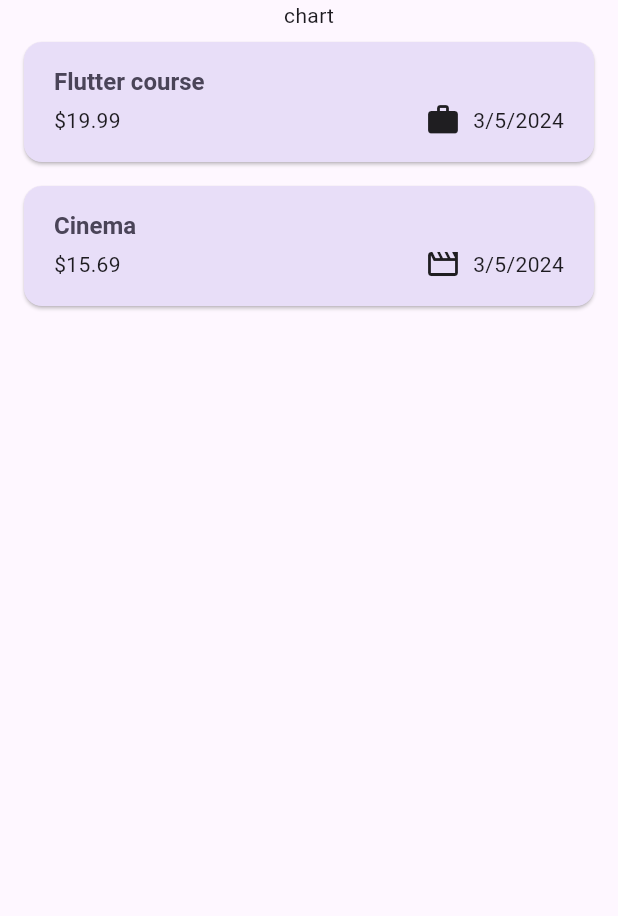
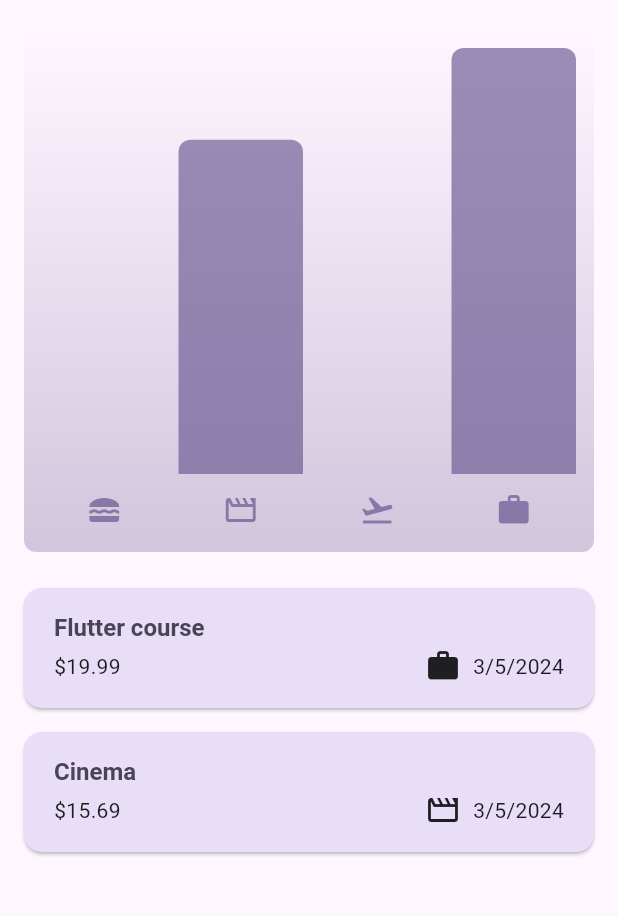
Before and after one commit to Bardatsky/expense_tracker, a Flutter app: the screen it shows after launch, on a phone screen of 412 x 824 dp, the part 84-1000 px from its top. Run offline on Flutter 3.47's test engine with Material 3 defaults, Android fonts, the phone set to English and light mode, and no system bars.

Commit message:
lesson 135. Implemented adaptive UI in landscape mode

```diff
--- a/lib/main.dart
+++ b/lib/main.dart
@@ -1,4 +1,5 @@
 import 'package:flutter/material.dart';
+// import 'package:flutter/services.dart';
 import 'package:expense_tracker/widgets/expenses.dart';
 
 var kColorScheme = ColorScheme.fromSeed(
@@ -10,11 +11,13 @@ var kDarkColorScheme = ColorScheme.fromSeed(
 );
 
 void main() {
+  // WidgetsFlutterBinding.ensureInitialized();
+  // SystemChrome.setPreferredOrientations([DeviceOrientation.portraitUp]).then(
+  //   (value) {
       runApp(
         MaterialApp(
           darkTheme: ThemeData.dark().copyWith(
             colorScheme: kDarkColorScheme,
-
             cardTheme: const CardTheme().copyWith(
               color: kDarkColorScheme.secondaryContainer,
               margin: const EdgeInsets.symmetric(
@@ -57,4 +60,5 @@ void main() {
           home: const Expenses(),
         ),
       );
+    // },);
 }
--- a/lib/models/expense.dart
+++ b/lib/models/expense.dart
@@ -40,7 +40,26 @@ class Expense {
 }
 
 class ExpenseBucket {
-  const ExpenseBucket({required this.category, required this.expense});
+  const ExpenseBucket({
+    required this.category,
+    required this.expenses,
+  });
+
+  ExpenseBucket.forCategory(
+    List<Expense> allExpenses,
+    this.category,
+  ) : expenses = allExpenses.where((expense) => expense.category == category).toList();
+
   final Category category;
-  final List<Expense> expense;
+  final List<Expense> expenses;
+
+  double get totalExpenses {
+    double sum = 0;
+
+    for (final expense in expenses) {
+      sum += expense.amount;
+    }
+
+    return sum;
+  }
 }
--- /dev/null
+++ b/lib/widgets/chart/chart.dart
@@ -0,0 +1,97 @@
+import 'package:flutter/material.dart';
+
+import 'package:expense_tracker/widgets/chart/chart_bar.dart';
+import 'package:expense_tracker/models/expense.dart';
+
+class Chart extends StatelessWidget {
+  const Chart({super.key, required this.expenses});
+
+  final List<Expense> expenses;
+
+  List<ExpenseBucket> get buckets {
+    return [
+      ExpenseBucket.forCategory(expenses, Category.food),
+      ExpenseBucket.forCategory(expenses, Category.leisure),
+      ExpenseBucket.forCategory(expenses, Category.travel),
+      ExpenseBucket.forCategory(expenses, Category.work),
+    ];
+  }
+
+  double get maxTotalExpense {
+    double maxTotalExpense = 0;
+
+    for (final bucket in buckets) {
+      if (bucket.totalExpenses > maxTotalExpense) {
+        maxTotalExpense = bucket.totalExpenses;
+      }
+    }
+
+    return maxTotalExpense;
+  }
+
+  @override
+  Widget build(BuildContext context) {
+    final isDarkMode =
+        MediaQuery.of(context).platformBrightness == Brightness.dark;
+    return Expanded(
+      child: Container(
+        margin: const EdgeInsets.all(16),
+        padding: const EdgeInsets.symmetric(
+          vertical: 16,
+          horizontal: 8,
+        ),
+        //width: double.infinity,
+        height: 180,
+        decoration: BoxDecoration(
+          borderRadius: BorderRadius.circular(8),
+          gradient: LinearGradient(
+            colors: [
+              Theme.of(context).colorScheme.primary.withOpacity(0.3),
+              Theme.of(context).colorScheme.primary.withOpacity(0.0)
+            ],
+            begin: Alignment.bottomCenter,
+            end: Alignment.topCenter,
+          ),
+        ),
+        child: Column(
+          children: [
+            Expanded(
+              child: Row(
+                crossAxisAlignment: CrossAxisAlignment.end,
+                children: [
+                  for (final bucket in buckets) // alternative to map()
+                    ChartBar(
+                      fill: bucket.totalExpenses == 0
+                          ? 0
+                          : bucket.totalExpenses / maxTotalExpense,
+                    )
+                ],
+              ),
+            ),
+            const SizedBox(height: 12),
+            Row(
+              children: buckets
+                  .map(
+                    (bucket) => Expanded(
+                      child: Padding(
+                        padding: const EdgeInsets.symmetric(horizontal: 4),
+                        child: Icon(
+                          categoryIcons[bucket.category],
+                          color: isDarkMode
+                              ? Theme.of(context).colorScheme.secondary
+                              : Theme.of(context)
+                                  .colorScheme
+                                  .primary
+                                  .withOpacity(0.7),
+                        ),
+                      ),
+                    ),
+                  )
+                  .toList(),
+            )
+          ],
+        ),
+      ),
+    );
+  }
+}
--- /dev/null
+++ b/lib/widgets/chart/chart_bar.dart
@@ -0,0 +1,34 @@
+import 'package:flutter/material.dart';
+
+class ChartBar extends StatelessWidget {
+  const ChartBar({
+    super.key,
+    required this.fill,
+  });
+
+  final double fill;
+
+  @override
+  Widget build(BuildContext context) {
+    final isDarkMode =
+        MediaQuery.of(context).platformBrightness == Brightness.dark;
+    return Expanded(
+      child: Padding(
+        padding: const EdgeInsets.symmetric(horizontal: 4),
+        child: FractionallySizedBox(
+          heightFactor: fill,
+          child: DecoratedBox(
+            decoration: BoxDecoration(
+              shape: BoxShape.rectangle,
+              borderRadius:
+                  const BorderRadius.vertical(top: Radius.circular(8)),
+              color: isDarkMode
+                  ? Theme.of(context).colorScheme.secondary
+                  : Theme.of(context).colorScheme.primary.withOpacity(0.65),
+            ),
+          ),
+        ),
+      ),
+    );
+  }
+}
--- a/lib/widgets/expenses.dart
+++ b/lib/widgets/expenses.dart
@@ -2,6 +2,7 @@ import 'package:expense_tracker/widgets/expenses_list/expenses_list.dart';
 import 'package:expense_tracker/widgets/new_expense.dart';
 import 'package:flutter/material.dart';
 import 'package:expense_tracker/models/expense.dart';
+import 'package:expense_tracker/widgets/chart/chart.dart';
 
 class Expenses extends StatefulWidget {
   const Expenses({super.key});
@@ -65,6 +66,8 @@ class _ExpensesState extends State<Expenses> {
 
   @override
   Widget build(BuildContext context) {
+    final width = MediaQuery.of(context).size.width;
+    final height = MediaQuery.of(context).size.height;
     Widget mainContent =
         const Center(child: Text('No expenses found. Please add some!'));
 
@@ -85,14 +88,21 @@ class _ExpensesState extends State<Expenses> {
           )
         ],
       ),
-      body: Column(
+      body: width < height ? Column(
         children: [
-          const Text('chart'),
+          Chart(expenses: _registredExpenses),
           Expanded(
             child: mainContent,
           ),
         ],
-      ),
+      ) : Row(
+        children: [
+          Chart(expenses: _registredExpenses),
+          Expanded(
+            child: mainContent,
+          ),
+        ],
+      )
     );
   }
 }
```
Also changed, not shown: 2 other files. Lines whose indentation alone changed are shown as unchanged.
